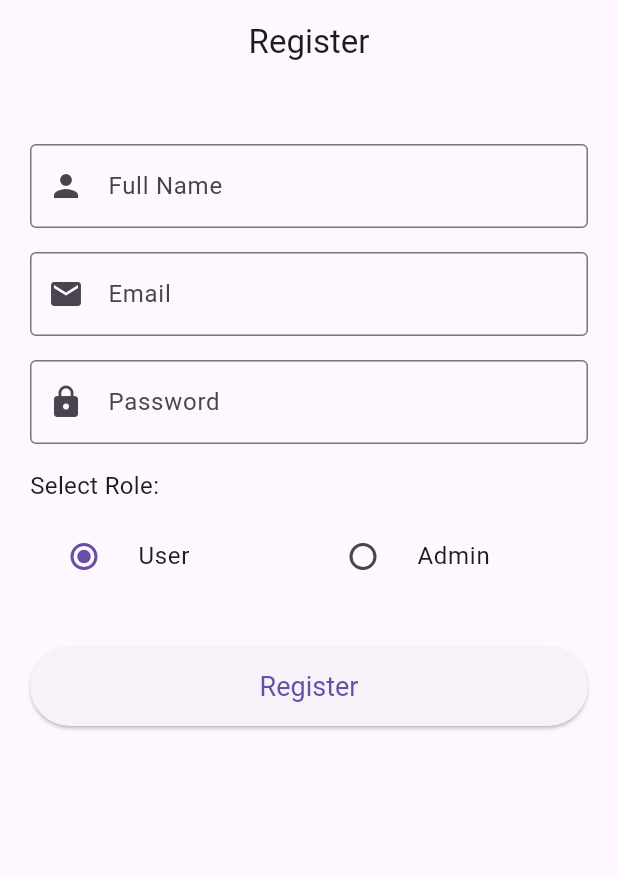
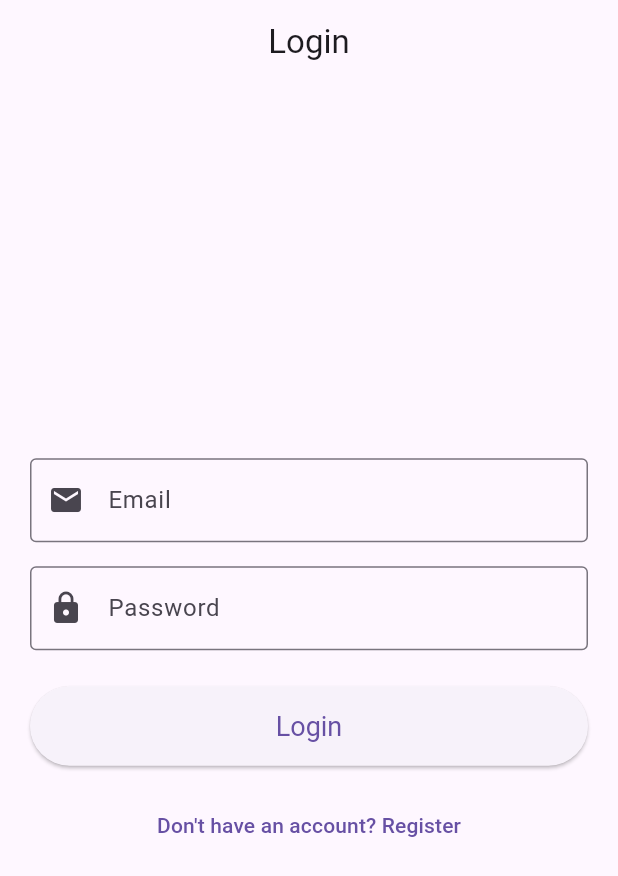
Before and after one commit to Zammil00/umuslim_quiz_app, a Flutter app: the screen it shows after launch, on a phone screen of 412 x 824 dp. Shown: the top 876 px of the screen. Run offline on Flutter 3.47's test engine with Material 3 defaults, Android fonts, the phone set to English and light mode, and no system bars; our stand-ins replace flutter_dotenv, get, supabase_flutter; accounts and stored records are empty.

Commit message:
create login feature

```diff
--- a/lib/app/domain/repositories/auth_repository.dart
+++ b/lib/app/domain/repositories/auth_repository.dart
@@ -7,4 +7,6 @@ abstract class AuthRepository {
     required String fullName,
     required UserRole role,
   });
+
+  Future<UserEntity> signIn({required String email, required String password});
 }
--- /dev/null
+++ b/lib/app/domain/usecases/login_user_usecase.dart
@@ -0,0 +1,12 @@
+import '../entities/user_entity.dart';
+import '../repositories/auth_repository.dart';
+
+class LoginUserUseCase {
+  final AuthRepository _repository;
+
+  LoginUserUseCase(this._repository);
+
+  Future<UserEntity> call({required String email, required String password}) {
+    return _repository.signIn(email: email, password: password);
+  }
+}
--- /dev/null
+++ b/lib/app/modules/login/views/login_view.dart
@@ -0,0 +1,81 @@
+import 'package:flutter/material.dart';
+import 'package:get/get.dart';
+import '../controllers/login_controller.dart';
+
+class LoginView extends GetView<LoginController> {
+  const LoginView({Key? key}) : super(key: key);
+
+  @override
+  Widget build(BuildContext context) {
+    return Scaffold(
+      appBar: AppBar(title: const Text('Login'), centerTitle: true),
+      body: Padding(
+        padding: const EdgeInsets.all(20.0),
+        child: Form(
+          key: controller.formKey,
+          child: Column(
+            mainAxisAlignment: MainAxisAlignment.center,
+            crossAxisAlignment: CrossAxisAlignment.stretch,
+            children: [
+              TextFormField(
+                controller: controller.emailController,
+                decoration: const InputDecoration(
+                  labelText: 'Email',
+                  border: OutlineInputBorder(),
+                  prefixIcon: Icon(Icons.email),
+                ),
+                keyboardType: TextInputType.emailAddress,
+                validator: (value) {
+                  if (value == null || !GetUtils.isEmail(value)) {
+                    return 'Please enter a valid email';
+                  }
+                  return null;
+                },
+              ),
+              const SizedBox(height: 16),
+              TextFormField(
+                controller: controller.passwordController,
+                decoration: const InputDecoration(
+                  labelText: 'Password',
+                  border: OutlineInputBorder(),
+                  prefixIcon: Icon(Icons.lock),
+                ),
+                obscureText: true,
+                validator: (value) {
+                  if (value == null || value.isEmpty) {
+                    return 'Please enter your password';
+                  }
+                  return null;
+                },
+              ),
+              const SizedBox(height: 24),
+              Obx(() {
+                return ElevatedButton(
+                  onPressed: controller.isLoading.value
+                      ? null
+                      : () => controller.login(),
+                  style: ElevatedButton.styleFrom(
+                    padding: const EdgeInsets.symmetric(vertical: 16),
+                    textStyle: const TextStyle(fontSize: 18),
+                  ),
+                  child: controller.isLoading.value
+                      ? const SizedBox(
+                          height: 20,
+                          width: 20,
+                          child: CircularProgressIndicator(strokeWidth: 2),
+                        )
+                      : const Text('Login'),
+                );
+              }),
+              const SizedBox(height: 16),
+              TextButton(
+                onPressed: () => controller.goToRegister(),
+                child: const Text('Don\'t have an account? Register'),
+              ),
+            ],
+          ),
+        ),
+      ),
+    );
+  }
+}
--- a/lib/app/routes/app_pages.dart
+++ b/lib/app/routes/app_pages.dart
@@ -6,13 +6,15 @@ import '../modules/splash/bindings/splash_binding.dart';
 import '../modules/splash/views/splash_view.dart';
 import '../modules/register/bindings/register_binding.dart';
 import '../modules/register/views/register_view.dart';
+import '../modules/login/bindings/login_binding.dart';
+import '../modules/login/views/login_view.dart';
 
 part 'app_routes.dart';
 
 class AppPages {
   AppPages._();
 
-  static const INITIAL = Routes.REGISTER;
+  static const INITIAL = Routes.LOGIN;
 
   static final routes = [
     GetPage(
@@ -30,5 +32,10 @@ class AppPages {
       page: () => const RegisterView(),
       binding: RegisterBinding(),
     ),
+    GetPage(
+      name: _Paths.LOGIN,
+      page: () => const LoginView(),
+      binding: LoginBinding(),
+    ),
   ];
 }
--- a/lib/app/routes/app_routes.dart
+++ b/lib/app/routes/app_routes.dart
@@ -6,6 +6,7 @@ abstract class Routes {
   static const HOME = _Paths.HOME;
   static const SPLASH = _Paths.SPLASH;
   static const REGISTER = _Paths.REGISTER;
+  static const LOGIN = _Paths.LOGIN;
 }
 
 abstract class _Paths {
@@ -13,4 +14,5 @@ abstract class _Paths {
   static const HOME = '/home';
   static const SPLASH = '/splash';
   static const REGISTER = '/register';
+  static const LOGIN = '/login';
 }
```
Also changed, not shown: lib/app/data/datasources/auth_remote_datasource.dart (+32 -0 lines), lib/app/data/repositories/auth_repository_impl.dart (+8 -0 lines), lib/app/modules/login/bindings/login_binding.dart (added, +31 -0 lines), lib/app/modules/login/controllers/login_controller.dart (added, +60 -0 lines).
